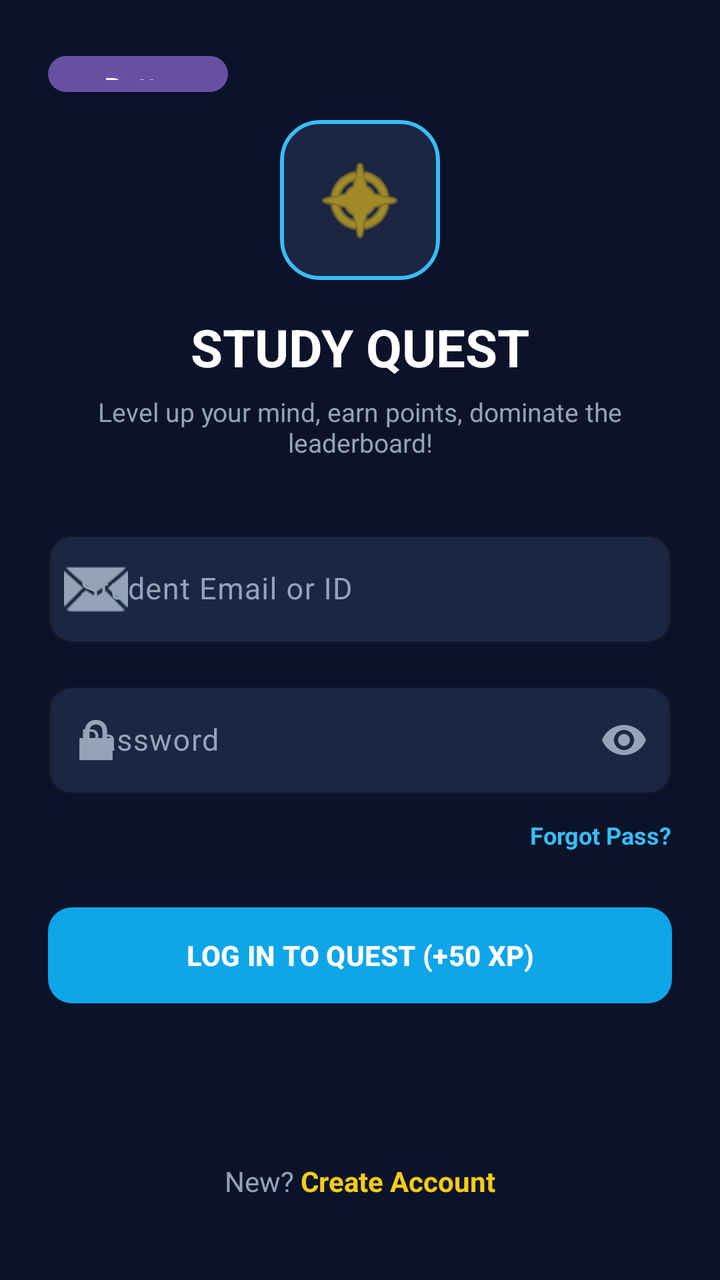
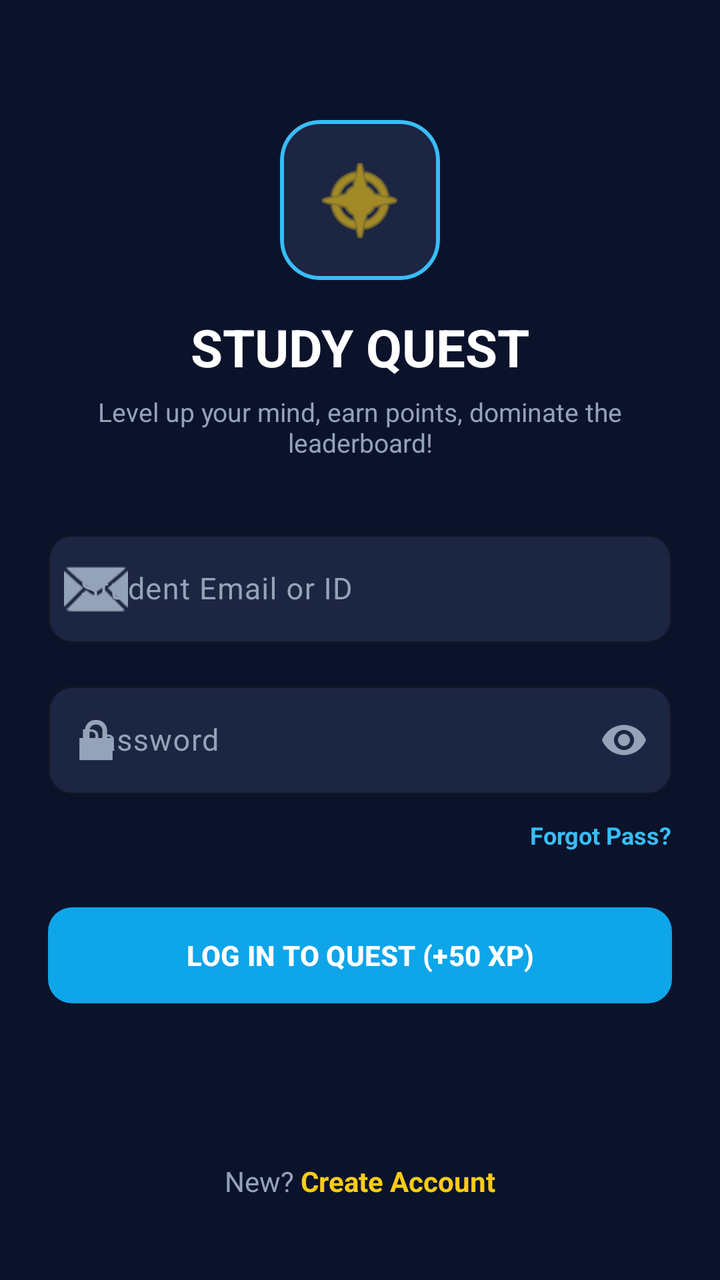

The first picture is an Android layout as it rendered before a commit; the second is the same layout after the commit. The layout source and the unified diff follow.
<!-- AndroidManifest.xml: application theme Theme.StudyQuest -->
<!-- res/layout/login.xml -->
<?xml version="1.0" encoding="utf-8"?>
<androidx.constraintlayout.widget.ConstraintLayout
    xmlns:android="http://schemas.android.com/apk/res/android"
    xmlns:app="http://schemas.android.com/apk/res-auto"
    xmlns:tools="http://schemas.android.com/tools"
    android:layout_width="match_parent"
    android:layout_height="match_parent"
    android:background="#0B132B"
    android:padding="24dp"
    tools:context=".LoginActivity">

    

    <Button
        android:id="@+id/button"
        android:layout_width="90dp"
        android:layout_height="26dp"
        android:text="Button"
        tools:layout_editor_absoluteX="275dp"
        tools:layout_editor_absoluteY="646dp" />

    <com.google.android.material.card.MaterialCardView
        android:id="@+id/cardAvatar"
        android:layout_width="80dp"
        android:layout_height="80dp"
        android:layout_marginTop="36dp"
        app:cardBackgroundColor="#1C2541"
        app:cardCornerRadius="20dp"
        app:strokeColor="#38BDF8"
        app:strokeWidth="2dp"
        app:layout_constraintEnd_toEndOf="parent"
        app:layout_constraintStart_toStartOf="parent"
        app:layout_constraintTop_toTopOf="parent">

        <ImageView
            android:layout_width="match_parent"
            android:layout_height="match_parent"
            android:padding="16dp"
            android:src="@android:drawable/ic_menu_compass"
            app:tint="#FACC15"
            android:contentDescription="Study Quest Shield Icon" />

    </com.google.android.material.card.MaterialCardView>

    
    <TextView
        android:id="@+id/tvAppTitle"
        android:layout_width="wrap_content"
        android:layout_height="wrap_content"
        android:layout_marginTop="16dp"
        android:text="STUDY QUEST"
        android:textColor="#FFFFFF"
        android:textSize="26sp"
        android:textStyle="bold"
        app:layout_constraintEnd_toEndOf="parent"
        app:layout_constraintStart_toStartOf="parent"
        app:layout_constraintTop_toBottomOf="@id/cardAvatar" />

    <TextView
        android:id="@+id/tvSubtitle"
        android:layout_width="0dp"
        android:layout_height="wrap_content"
        android:layout_marginTop="6dp"
        android:gravity="center"
        android:text="Level up your mind, earn points, dominate the leaderboard!"
        android:textColor="#94A3B8"
        android:textSize="13sp"
        app:layout_constraintEnd_toEndOf="parent"
        app:layout_constraintStart_toStartOf="parent"
        app:layout_constraintTop_toBottomOf="@id/tvAppTitle" />

    
    <LinearLayout
        android:id="@+id/layoutForm"
        android:layout_width="0dp"
        android:layout_height="wrap_content"
        android:layout_marginTop="32dp"
        android:orientation="vertical"
        app:layout_constraintEnd_toEndOf="parent"
        app:layout_constraintStart_toStartOf="parent"
        app:layout_constraintTop_toBottomOf="@id/tvSubtitle">

        
        <com.google.android.material.textfield.TextInputLayout
            android:layout_width="match_parent"
            android:layout_height="wrap_content"
            android:layout_marginBottom="16dp"
            android:hint="Student Email or ID"
            android:textColorHint="#94A3B8"
            app:boxBackgroundColor="#1C2541"
            app:boxBackgroundMode="outline"
            app:boxCornerRadiusBottomEnd="12dp"
            app:boxCornerRadiusBottomStart="12dp"
            app:boxCornerRadiusTopEnd="12dp"
            app:boxCornerRadiusTopStart="12dp"
            app:boxStrokeColor="#3A506B"
            app:boxStrokeWidthFocused="2dp"
            app:hintTextColor="#38BDF8"
            app:startIconDrawable="@android:drawable/ic_dialog_email"
            app:startIconTint="#94A3B8">

            <com.google.android.material.textfield.TextInputEditText
                android:id="@+id/etStudentId"
                android:layout_width="match_parent"
                android:layout_height="wrap_content"
                android:inputType="textEmailAddress"
                android:textColor="#FFFFFF"
                android:textSize="15sp" />
        </com.google.android.material.textfield.TextInputLayout>

        
        <com.google.android.material.textfield.TextInputLayout
            android:layout_width="match_parent"
            android:layout_height="wrap_content"
            android:layout_marginBottom="12dp"
            android:hint="Password"
            android:textColorHint="#94A3B8"
            app:boxBackgroundColor="#1C2541"
            app:boxBackgroundMode="outline"
            app:boxCornerRadiusBottomEnd="12dp"
            app:boxCornerRadiusBottomStart="12dp"
            app:boxCornerRadiusTopEnd="12dp"
            app:boxCornerRadiusTopStart="12dp"
            app:boxStrokeColor="#3A506B"
            app:boxStrokeWidthFocused="2dp"
            app:hintTextColor="#38BDF8"
            app:passwordToggleEnabled="true"
            app:passwordToggleTint="#94A3B8"
            app:startIconDrawable="@android:drawable/ic_lock_lock"
            app:startIconTint="#94A3B8">

            <com.google.android.material.textfield.TextInputEditText
                android:id="@+id/etPassword"
                android:layout_width="match_parent"
                android:layout_height="wrap_content"
                android:inputType="textPassword"
                android:textColor="#FFFFFF"
                android:textSize="15sp" />
        </com.google.android.material.textfield.TextInputLayout>

        
        <RelativeLayout
            android:layout_width="match_parent"
            android:layout_height="wrap_content"
            android:layout_marginBottom="24dp">

            <TextView
                android:id="@+id/tvForgotPassword"
                android:layout_width="wrap_content"
                android:layout_height="wrap_content"
                android:layout_alignParentEnd="true"
                android:layout_centerVertical="true"
                android:text="Forgot Pass?"
                android:textColor="#38BDF8"
                android:textSize="12sp"
                android:textStyle="bold" />
        </RelativeLayout>

        
        <com.google.android.material.button.MaterialButton
            android:id="@+id/btnLogin"
            android:layout_width="match_parent"
            android:layout_height="56dp"
            android:text="LOG IN TO QUEST (+50 XP)"
            android:textAllCaps="true"
            android:textColor="#FFFFFF"
            android:textSize="14sp"
            android:textStyle="bold"
            app:backgroundTint="#0EA5E9"
            app:cornerRadius="12dp" />

    </LinearLayout>

    
    <LinearLayout
        android:layout_width="wrap_content"
        android:layout_height="wrap_content"
        android:layout_marginBottom="16dp"
        android:gravity="center"
        android:orientation="vertical"
        app:layout_constraintBottom_toBottomOf="parent"
        app:layout_constraintEnd_toEndOf="parent"
        app:layout_constraintStart_toStartOf="parent">

        <LinearLayout
            android:layout_width="wrap_content"
            android:layout_height="wrap_content"
            android:orientation="horizontal">

            <TextView
                android:layout_width="wrap_content"
                android:layout_height="wrap_content"
                android:text="New? "
                android:textColor="#94A3B8"
                android:textSize="14sp" />

            <TextView
                android:id="@+id/tvSignUp"
                android:layout_width="wrap_content"
                android:layout_height="wrap_content"
                android:text="Create Account"
                android:textColor="#FACC15"
                android:textSize="14sp"
                android:textStyle="bold" />
        </LinearLayout>

    </LinearLayout>

</androidx.constraintlayout.widget.ConstraintLayout>
<!-- resources referenced by this layout -->
<resources>
  <style name="Theme.StudyQuest" parent="Theme.Material3.DayNight.NoActionBar">
          
      </style>
</resources>

<!-- the commit's change to res/layout/login.xml (unified diff, before → after) -->
@@ -3,22 +3,13 @@
     xmlns:android="http://schemas.android.com/apk/res/android"
     xmlns:app="http://schemas.android.com/apk/res-auto"
     xmlns:tools="http://schemas.android.com/tools"
+    android:id="@+id/login"
     android:layout_width="match_parent"
     android:layout_height="match_parent"
     android:background="#0B132B"
-    android:padding="24dp"
-    tools:context=".LoginActivity">
-
-    
-
-    <Button
-        android:id="@+id/button"
-        android:layout_width="90dp"
-        android:layout_height="26dp"
-        android:text="Button"
-        tools:layout_editor_absoluteX="275dp"
-        tools:layout_editor_absoluteY="646dp" />
-
+    android:padding="24dp">
+
+    
     <com.google.android.material.card.MaterialCardView
         android:id="@+id/cardAvatar"
         android:layout_width="80dp"
@@ -173,6 +164,7 @@
 
     
     <LinearLayout
+        android:id="@+id/linearLayout2"
         android:layout_width="wrap_content"
         android:layout_height="wrap_content"
         android:layout_marginBottom="16dp"
